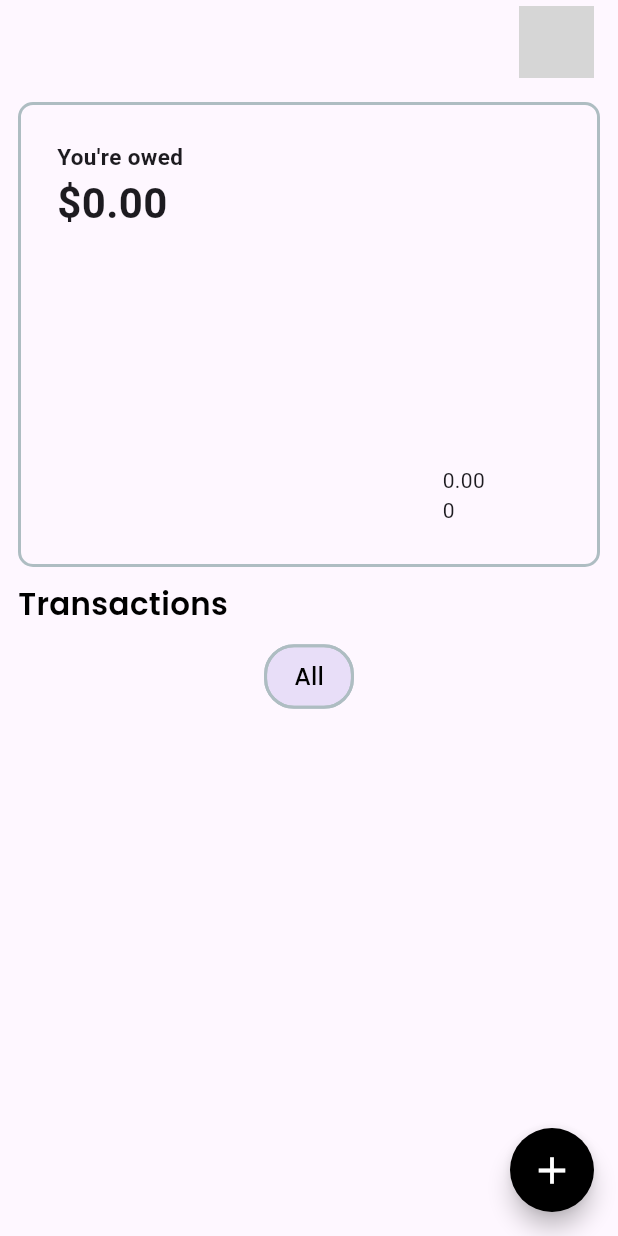
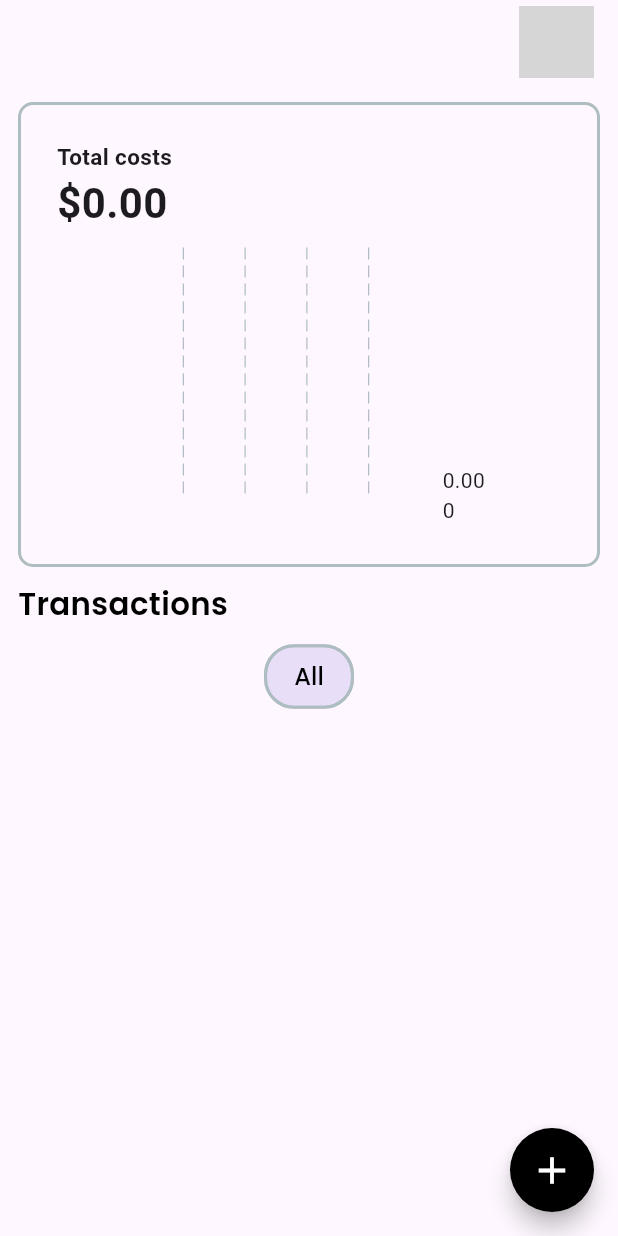
Before and after one commit to PrathamBhavsar/broke_squad, a Flutter app: the HomeScreen screen opened directly, on a phone screen of 412 x 824 dp. Run offline on Flutter 3.47's test engine with Material 3 defaults, Android fonts, the light colour scheme and no system bars; drawn by our look-alikes of cached_network_image, fl_chart; our stand-ins replace cloud_firestore, dotted_border, firebase_auth, firebase_core, flutter_contacts, flutter_onboarding_slider and 10 more; missing offline and left inert: animated_emoji, purchases_flutter, purchases_ui_flutter; accounts and stored records are empty; network calls fail; statements that could not run were skipped; grey boxes are pictures that could not be loaded.

Commit message:
minor changes

```diff
--- a/lib/screens/create_bill_screen/create_bill_screen.dart
+++ b/lib/screens/create_bill_screen/create_bill_screen.dart
@@ -169,6 +169,7 @@ class _CreateBillScreenState extends State<CreateBillScreen> {
                       style: AppTextStyles.poppins.copyWith(
                           color: AppColors.grey, fontWeight: FontWeight.w500),
                     ))
+              ])
             : Flexible(
                 child: SizedBox(
                   height: getHeight(context),
@@ -246,6 +247,7 @@ class _CreateBillScreenState extends State<CreateBillScreen> {
                 .copyWith(fontSize: 14.sp),
           ),
         ),
+        spaceH10(),
         CreateBillViewTextField(
           textController: _billNameController,
           focusNode: _billNameFocusNode,
@@ -260,6 +262,7 @@ class _CreateBillScreenState extends State<CreateBillScreen> {
                 .copyWith(fontSize: 14.sp),
           ),
         ),
+        spaceH10(),
         CreateBillViewTextField(
           textController: _amountController,
           focusNode: _amountFocusNode,
--- a/lib/screens/home_screen/widgets/circle_widget.dart
+++ b/lib/screens/home_screen/widgets/circle_widget.dart
@@ -67,6 +67,7 @@ class BarChartWidget extends StatelessWidget {
         BarChartData(
           barGroups: barGroups,
           titlesData: FlTitlesData(
+            topTitles: AxisTitles(sideTitles: SideTitles(showTitles: false)),
             bottomTitles: AxisTitles(
               sideTitles: SideTitles(
                 showTitles: true,
@@ -80,9 +81,11 @@ class BarChartWidget extends StatelessWidget {
               sideTitles: SideTitles(showTitles: false),
             ),
           ),
-          gridData: FlGridData(show: false),
+          gridData: FlGridData(show: true),
           borderData: FlBorderData(show: false),
         ),
+        swapAnimationCurve: Curves.easeInOut,
+        swapAnimationDuration: Duration(milliseconds: 150),
       ),
     );
   }
--- a/lib/screens/home_screen/widgets/info_widget.dart
+++ b/lib/screens/home_screen/widgets/info_widget.dart
@@ -47,7 +47,7 @@ class InfoWidget extends StatelessWidget {
           crossAxisAlignment: CrossAxisAlignment.start,
           children: [
             Text(
-              "You're owed",
+              "Total costs",
               style: TextStyle(fontSize: 15, fontWeight: FontWeight.w600),
             ),
             Text(
```
Also changed, not shown: lib/controllers/firebase_controller.dart (+8 -5 lines), lib/providers/split_provider.dart (+17 -10 lines), lib/screens/create_bill_screen/widgets/bill_name_text_field.dart (+5 -2 lines), lib/screens/create_bill_screen/widgets/continue_button.dart (+11 -4 lines). Lines whose indentation alone changed are shown as unchanged.
